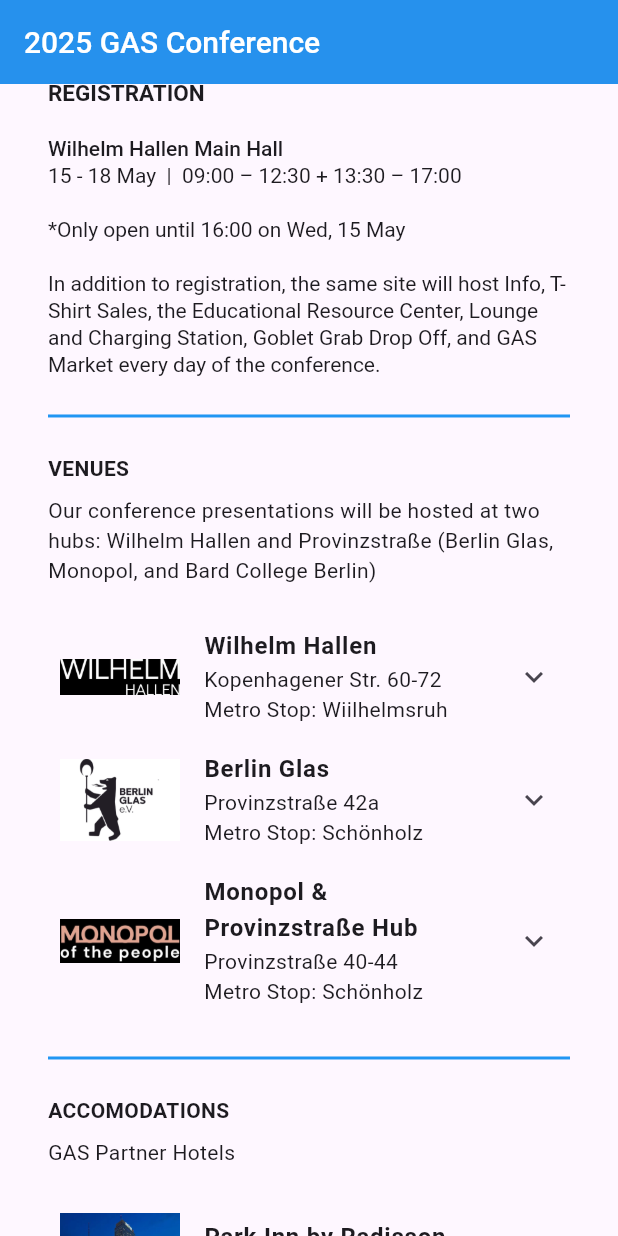
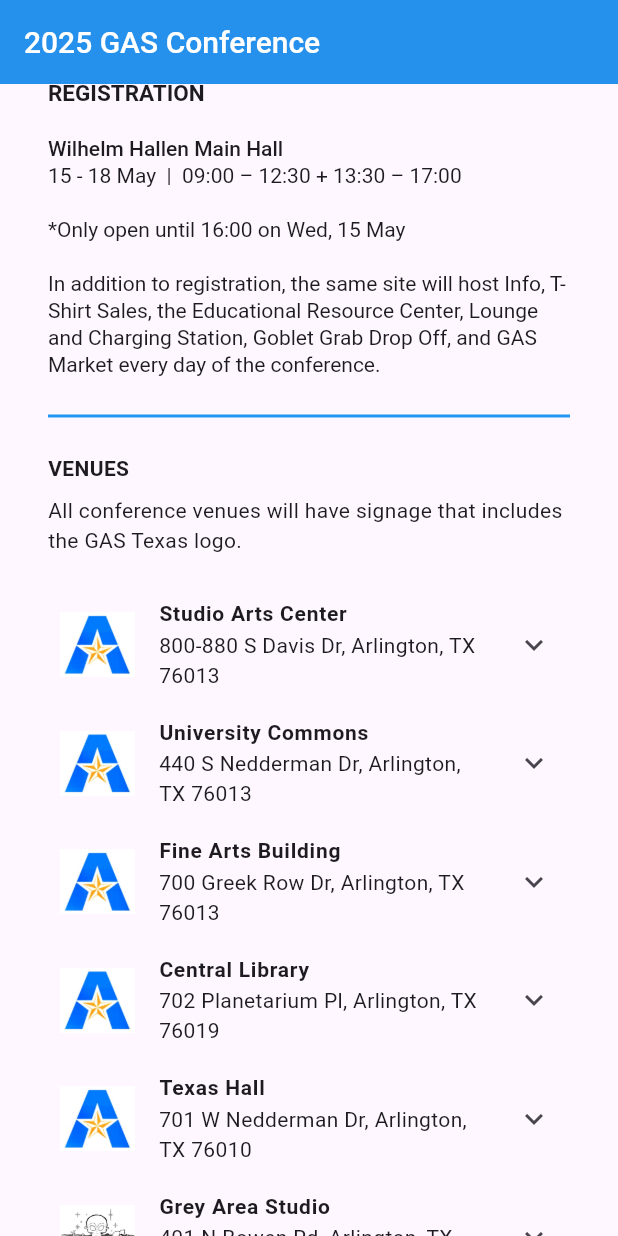
Before and after one commit to smoyerman/GAS-mobile-app, a Flutter app: the screen it shows after launch, scrolled down 576 dp, on a phone screen of 412 x 824 dp. Run offline on Flutter 3.47's test engine with Material 3 defaults, Android fonts, the phone set to English and light mode, and no system bars; our stand-ins replace carousel_slider, cloud_firestore, firebase_analytics, firebase_core, firebase_messaging, flutter_local_notifications and 4 more; missing offline and left inert: map_launcher, multiselect; accounts and stored records are empty.

Commit message:
Update and refactor for new locations for Arlington

```diff
--- a/lib/data/conference.dart
+++ b/lib/data/conference.dart
@@ -12,6 +12,12 @@
 const String CONF_LOC = "Arlington and Fort Worth, Texas";
 const String CONF_DESC =
     """Join members of the global glass community as we take the innovations of the present and transform them into the glassmaking traditions of the future! At the world-class facilities at the University of Texas at Arlington, conference attendees will have a unique opportunity to enjoy presentations that cover every facet of glassmaking in conversation with other artistic materials like prints and metal. The Arlington-Fort Worth glass community is a tight-knit network of glass organizations dedicated to uplifting each other, promoting all forms of diversity and inclusion, and exploring the latest innovations in glassmaking.""";
+
+String venueTitle = 'VENUES';
+String venueText =
+    """All conference venues will have signage that includes the GAS Texas logo.""";
+String accomodationsTitle = 'ACCOMODATIONS';
+String accomodationsText = 'GAS Partner Hotels';
 
 Widget ImageHeader = GestureDetector(
   onTap: _launchURL,
--- a/lib/globals.dart
+++ b/lib/globals.dart
@@ -5,8 +5,8 @@
 import './main.dart';
 
 /* ========== LOCATION MAP VARIABLES ============ */
-LatLng center = const LatLng(52.5500, 13.3900);
-var zoom = 12.5;
+LatLng center = const LatLng(32.745, -97.0590384);
+var zoom = 12.0;
 
 List<Map> PartyLocations = [
   {
@@ -38,49 +38,100 @@
   },
 ];
 
-List<Map> GASLocations = [
+List<Map> GASVenues = [
   {
-    "latlng": const LatLng(52.5795127, 13.3632827),
-    "title": "Wilhelm Hallen",
+    "latlng": const LatLng(32.7288676, -97.1274937),
+    "title": "Studio Arts Center",
     "description": "Conference Center",
-    "address": "Kopenhagener Str. 60-72, 13407 Berlin, Germany",
-    "website": "https://wilhelm-hallen.de/",
-    "coords": Coords(52.5795127, 13.3632827)
+    "address": "800-880 S Davis Dr, Arlington, TX 76013",
+    "website":
+        "https://www.uta.edu/academics/schools-colleges/liberal-arts/departments/art/department-info/facilities-maps",
+    "coords": Coords(32.7288676, -97.1274937),
+    "activities": [
+      "Conference Kick Off Demo",
+      "Hot Demos",
+      "Neon Demos",
+      "Kiln Lecmos",
+      "Cold Demos"
+    ],
+    "logo": "images/Venues/UTA_logo.jpg",
   },
-
-  /*{"latlng": const LatLng(52.5680135,13.3766501),
-    "title": "Monopol", "description": "Industrial Conference Cite",
-  "address": "Provinzstraße 40-44, 13409 Berlin, Germany",
-  "website": "https://monopol-berlin.com/en"},*/
-
   {
-    "latlng": const LatLng(52.567906, 13.380952),
-    "title": "Berlin Glas and Provinzstraße Hub",
-    "description": "Conference Studio",
-    "address": "Provinzstraße 42a, 13409 Berlin, Germany",
-    "website": "https://berlinglassworks.com/",
-    "coords": Coords(52.567906, 13.380952)
+    "latlng": const LatLng(32.7327592, -97.1196281),
+    "title": "University Commons",
+    "description": "Conference Center",
+    "address": "440 S Nedderman Dr, Arlington, TX 76013",
+    "website": "https://www.uta.edu/campus-ops/student-centers/the-commons",
+    "coords": Coords(32.7327592, -97.1196281),
+    "activities": [
+      "Registration",
+      "GAS Office",
+      "GAS Market",
+      "Lectures",
+      "Panels",
+      "Midday Interactive Programming",
+      "Portfolio Review",
+      "More TBD"
+    ],
+    "logo": "images/Venues/UTA_logo.jpg",
+  },
+  {
+    "latlng": const LatLng(32.7305006, -97.1177137),
+    "title": "Fine Arts Building",
+    "description": "Conference Center",
+    "address": "700 Greek Row Dr, Arlington, TX 76013",
+    "website":
+        "https://www.uta.edu/academics/schools-colleges/liberal-arts/departments/art/department-info/facilities-maps",
+    "coords": Coords(32.7305006, -97.1177137),
+    "activities": [
+      "Film Festival",
+      "Exhibitions",
+      "Goblet Grab",
+      "Jewelry Trunk Show"
+    ],
+    "logo": "images/Venues/UTA_logo.jpg",
+  },
+  {
+    "latlng": const LatLng(32.7296875, -97.1154709),
+    "title": "Central Library",
+    "description": "Conference Center",
+    "address": "702 Planetarium Pl, Arlington, TX 76019",
+    "website": "https://libraries.uta.edu/locations/cen",
+    "coords": Coords(32.7296875, -97.1154709),
+    "activities": ["Lecmos", "Recharge Station"],
+    "logo": "images/Venues/UTA_logo.jpg",
+  },
+  {
+    "latlng": const LatLng(32.7297044, -97.1182826),
+    "title": "Texas Hall",
+    "description": "Conference Center",
+    "address": "701 W Nedderman Dr, Arlington, TX 76010",
+    "website": "https://www.uta.edu/texashall/",
+    "coords": Coords(32.7297044, -97.1182826),
+    "activities": ["Conference Kick Off"],
+    "logo": "images/Venues/UTA_logo.jpg",
+  },
+  {
+    "latlng": const LatLng(32.7385012, -97.1536396),
+    "title": "Grey Area Studio",
+    "description": "Conference Center",
+    "address": "401 N Bowen Rd, Arlington, TX 76012",
+    "website": "https://www.uta.edu/texashall/",
+    "coords": Coords(32.7385012, -97.1536396),
+    "activities": ["Flame Demos", "Flame Performance"],
+    "logo": "images/Venues/grayarea_logo.png",
   },
 ];
 
 List<Map> HotelLocations = [
   {
-    "latlng": const LatLng(52.523125, 13.4127656),
-    "title": "Park Inn by Radisson",
+    "latlng": const LatLng(32.7605796, -97.0590384),
+    "title": "Crowne Plaza Suites Arlington",
     "description": "Conference Hotel",
-    "address": "Alexanderpl. 7, 10178 Berlin, Germany",
+    "address": "2700 E Lamar Blvd, Arlington, TX 76011",
     "website":
-        "https://www.radissonhotels.com/en-us/hotels/park-inn-berlin-alexanderplatz",
-    "coords": Coords(52.523125, 13.4127656)
-  },
-  {
-    "latlng": const LatLng(52.5624676, 13.3752243),
-    "title": "Nena Hostel Berlin",
-    "description": "Conference Hotel",
-    "address": "Provinzstraße 16 Berlin, Germany",
-    "website":
-        "https://www.nena-apartments.de/en/locations/berlin/nena-hostel-berlin-mitte/",
-    "coords": Coords(52.5624676, 13.3752243)
+        "https://www.ihg.com/crowneplaza/hotels/us/en/arlington/dalcp/hoteldetail?fromRedirect=true&qSrt=sBR&qIta=99801505&icdv=99801505&qSlH=DALCP&qGrpCd=GLA&setPMCookies=true&qSHBrC=CP&qDest=2700%20E.%20Lamar%20Boulevard%2C%20Arlington%2C%20TX%2C%20US&srb_u=1",
+    "coords": Coords(32.7605796, -97.0590384)
   },
 ];
 
--- a/lib/main.dart
+++ b/lib/main.dart
@@ -650,13 +650,6 @@
       );
 }
 
-String venueTitle = 'VENUES';
-String venueText =
-    'Our conference presentations will be hosted at two hubs: Wilhelm Hallen and '
-    'Provinzstraße (Berlin Glas, Monopol, and Bard College Berlin)';
-String accomodationsTitle = 'ACCOMODATIONS';
-String accomodationsText = 'GAS Partner Hotels';
-
 class _MyHomePageState extends State<MyHomePage> {
   String _lastMessage = "";
   final List<SpeakerImage> images;
@@ -942,22 +935,28 @@
     ]);
 
     Widget venueContent = Column(children: <Widget>[
-      ExpansionTile(
+      Container(
+        child: ListView.builder(
+          shrinkWrap: true,
+          physics: NeverScrollableScrollPhysics(),
+          itemCount: GASVenues.length,
+          itemBuilder: (ctx, index) {
+            return ExpansionTile(
               leading: Column(
                 mainAxisAlignment: MainAxisAlignment.center,
                 children: <Widget>[
                   Image.asset(
-              "images/Venues/WilhelmHallenLogo.jpg",
-              width: 80,
+                    GASVenues[index]["logo"],
+                    width: 50,
                     fit: BoxFit.fitWidth,
                   ),
                 ],
               ),
               title: Text(
-          'Wilhelm Hallen',
-          style: TextStyle(fontWeight: FontWeight.bold, fontSize: 16),
+                GASVenues[index]["title"],
+                style: TextStyle(fontWeight: FontWeight.bold, fontSize: 14),
               ),
-        subtitle: Text('Kopenhagener Str. 60-72\nMetro Stop: Wiilhelmsruh'),
+              subtitle: Text(GASVenues[index]["address"]),
               children: <Widget>[
                 ListTile(
                     dense: true,
@@ -967,81 +966,14 @@
                     title: Text('Activities at this venue:',
                         style: TextStyle(fontSize: 14)),
                     subtitle: Text(
-                '\n   • Conference Kickoff\n'
-                '   • Midday Interactive Programming\n'
-                '   • GAS Market\n'
-                '   • Lectures\n'
-                '   • Panels\n'
-                '   • Lecmos\n'
-                '   • Cold Demonstrations\n'
-                '   • Flame & Neon Demos\n'
-                '   • Green Pavillion\n'
-                '   • Beer Garden\n'
-                '   • Registration\n'
-                '   • GAS Film Festival Opening\n'
-                '   • Trunk Show\n'
-                '   • Goblet Grab\n'
-                '   • Portfolio Review\n',
+                      '\n   • ' +
+                          GASVenues[index]["activities"].join('\n   • '),
                       style: TextStyle(fontWeight: FontWeight.bold),
                     )),
               ],
+            );
+          },
         ),
-      ExpansionTile(
-        leading: Column(
-          mainAxisAlignment: MainAxisAlignment.center,
-          children: <Widget>[
-            Image.asset(
-              "images/Venues/BerlinGlasLogo.png",
-              width: 80,
-              fit: BoxFit.contain,
-            ),
-          ],
-        ),
-        title: Text(
-          'Berlin Glas',
-          style: TextStyle(fontWeight: FontWeight.bold, fontSize: 16),
-        ),
-        subtitle: Text('Provinzstraße 42a\nMetro Stop: Schönholz'),
-        children: <Widget>[
-          ListTile(
-              dense: true,
-              contentPadding:
-                  EdgeInsets.symmetric(horizontal: 20.0, vertical: -10.0),
-              visualDensity: VisualDensity(horizontal: 0, vertical: -4),
-              title: Text('Activities at this venue:',
-                  style: TextStyle(fontSize: 14)),
-              subtitle: Text(
-                '\n   • Hot Glass Demos\n'
-                '   • Lecmos\n'
-                '   • Flame Off\n'
-                '   • Kids Oasis\n',
-                style: TextStyle(fontWeight: FontWeight.bold),
-              )),
-        ],
-      ),
-      ExpansionTile(
-        leading: Image.asset("images/Venues/MonopolLogo.jpg",
-            width: 80, fit: BoxFit.fitWidth),
-        title: Text(
-          'Monopol & Provinzstraße Hub',
-          style: TextStyle(fontWeight: FontWeight.bold, fontSize: 16),
-        ),
-        subtitle: Text('Provinzstraße 40-44\nMetro Stop: Schönholz'),
-        children: <Widget>[
-          ListTile(
-              dense: true,
-              contentPadding:
-                  EdgeInsets.symmetric(horizontal: 20.0, vertical: -10.0),
-              visualDensity: VisualDensity(horizontal: 0, vertical: -4),
-              title: Text('Activities at this venue:',
-                  style: TextStyle(fontSize: 14)),
-              subtitle: Text(
-                '\n   • Lectures\n'
-                '   • Performances\n'
-                '   • Glass on the Go Rodeo (Mobile Hot Shops)\n',
-                style: TextStyle(fontWeight: FontWeight.bold),
-              )),
-        ],
       ),
     ]);
 
--- a/lib/screens/location_screen.dart
+++ b/lib/screens/location_screen.dart
@@ -7,21 +7,23 @@
 import '../main.dart';
 import 'package:map_launcher/map_launcher.dart';
 
-
 Future<Uint8List> getBytesFromAsset(String path, int width) async {
   ByteData data = await rootBundle.load(path);
-  ui.Codec codec = await ui.instantiateImageCodec(data.buffer.asUint8List(), targetWidth: width);
+  ui.Codec codec = await ui.instantiateImageCodec(data.buffer.asUint8List(),
+      targetWidth: width);
   ui.FrameInfo fi = await codec.getNextFrame();
-  return (await fi.image.toByteData(format: ui.ImageByteFormat.png))!.buffer.asUint8List();
+  return (await fi.image.toByteData(format: ui.ImageByteFormat.png))!
+      .buffer
+      .asUint8List();
 }
 
-Future<BitmapDescriptor> getBitmapDescriptorFromAssetBytes(String path, int width) async {
+Future<BitmapDescriptor> getBitmapDescriptorFromAssetBytes(
+    String path, int width) async {
   final Uint8List imageData = await getBytesFromAsset(path, width);
   return BitmapDescriptor.fromBytes(imageData);
 }
 
 class LocationScreen extends StatefulWidget {
-
   @override
   State<LocationScreen> createState() => _MyLocationState();
 }
@@ -42,10 +44,14 @@
     final availableMaps = await MapLauncher.installedMaps;
 
     mapController = controller;
-    final hotelIcon = await getBitmapDescriptorFromAssetBytes("images/MapIcons/hotel.png", 132);
-    final GASIcon = await getBitmapDescriptorFromAssetBytes("images/MapIcons/GAS.png", 132);
-    final metroIcon = await getBitmapDescriptorFromAssetBytes("images/MapIcons/metro.png", 132);
-    final partyIcon = await getBitmapDescriptorFromAssetBytes("images/MapIcons/party.png", 132);
+    final hotelIcon = await getBitmapDescriptorFromAssetBytes(
+        "images/MapIcons/hotel.png", 132);
+    final GASIcon =
+        await getBitmapDescriptorFromAssetBytes("images/MapIcons/GAS.png", 132);
+    final metroIcon = await getBitmapDescriptorFromAssetBytes(
+        "images/MapIcons/metro.png", 132);
+    final partyIcon = await getBitmapDescriptorFromAssetBytes(
+        "images/MapIcons/party.png", 132);
 
     setState(() {
       _markers.clear();
@@ -62,8 +68,7 @@
                   coords: loc["coords"],
                   title: loc["title"],
                 );
-            }
-          ),
+              }),
           icon: partyIcon,
         );
         _markers[loc["title"]] = marker;
@@ -81,8 +86,7 @@
                   coords: loc["coords"],
                   title: loc["title"],
                 );
-              }
-          ),
+              }),
           icon: metroIcon,
         );
         _markers[loc["title"]] = marker;
@@ -100,13 +104,12 @@
                   coords: loc["coords"],
                   title: loc["title"],
                 );
-              }
-          ),
+              }),
           icon: hotelIcon,
         );
         _markers[loc["title"]] = marker;
       }
-      for (final loc in GASLocations) {
+      for (final loc in GASVenues) {
         final marker = Marker(
           markerId: MarkerId(loc["title"]),
           position: loc["latlng"],
@@ -119,8 +122,7 @@
                   coords: loc["coords"],
                   title: loc["title"],
                 );
-              }
-          ),
+              }),
           icon: GASIcon,
         );
         _markers[loc["title"]] = marker;
@@ -135,22 +137,21 @@
           iconTheme: IconThemeData(
             color: Colors.white, //change your color here
           ),
-          title: const Text('LOCATIONS', style: TextStyle(
+          title: const Text('LOCATIONS',
+              style: TextStyle(
                 color: Colors.white,
                 fontSize: 20,
                 fontWeight: FontWeight.w500,
               )),
           elevation: 2,
           backgroundColor: primaryColor),
-
       body: GoogleMap(
           onMapCreated: _onMapCreated,
           initialCameraPosition: CameraPosition(
             target: center,
             zoom: zoom,
           ),
-          markers: _markers.values.toSet()
-      ),
+          markers: _markers.values.toSet()),
     );
   }
 }
```
Also changed, not shown: images/Venues/UTA_logo.jpg (added), images/Venues/grayarea_logo.png (added), 1 other file. Lines whose indentation alone changed are shown as unchanged.
